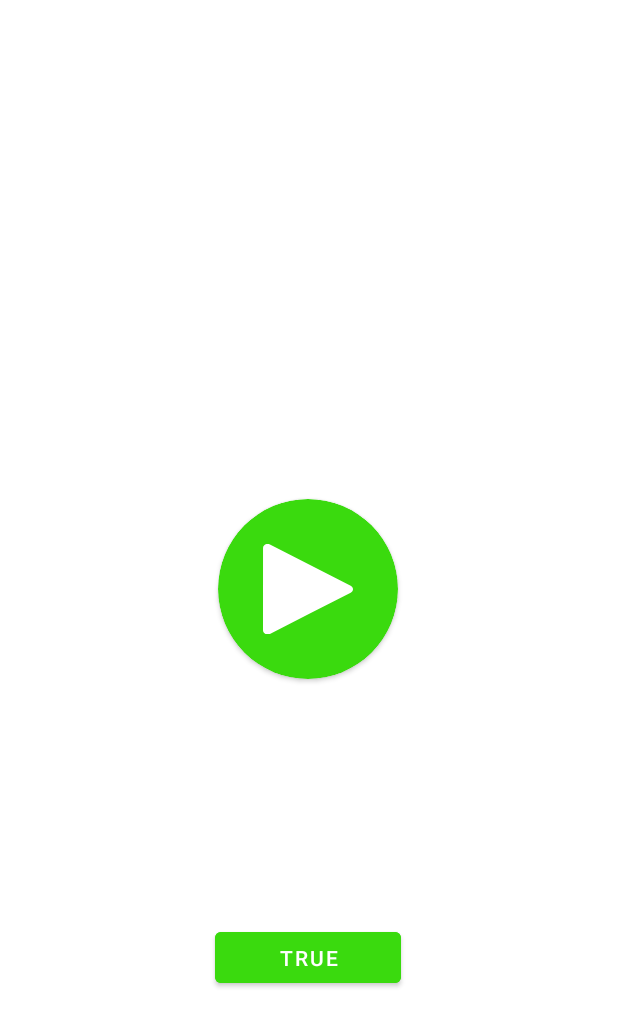
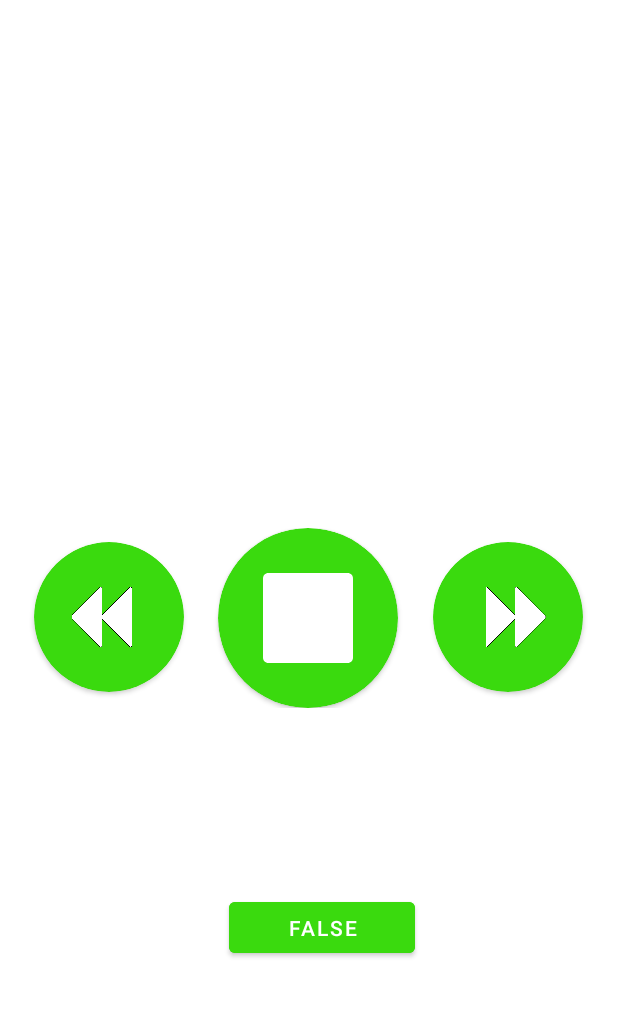
Before and after one commit to Abhijith-K-S/Breezi, an Android app: the screen it shows after launch (MainActivity), after a tap on "Action Button", on a phone screen of 412 x 824 dp. Shown: the top 1027 px of the screen. Run offline under Robolectric (Android 15) with nearby library versions, the light colour scheme and no system bars; 1 other tap on this screen came first.

Commit message:
Implemented stream change controls

```diff
--- a/app/src/main/AndroidManifest.xml
+++ b/app/src/main/AndroidManifest.xml
@@ -1,5 +1,6 @@
 <?xml version="1.0" encoding="utf-8"?>
 <manifest xmlns:android="http://schemas.android.com/apk/res/android"
+    xmlns:tools="http://schemas.android.com/tools"
     package="com.example.breezi">
     <uses-permission android:name="android.permission.INTERNET"/>
     <uses-permission android:name="android.permission.ACCESS_NETWORK_STATE"/>
@@ -10,7 +11,10 @@
         android:roundIcon="@mipmap/icon_round"
         android:supportsRtl="true"
         android:theme="@style/Theme.Breezi"
-        android:fullBackupContent="@xml/backup_descriptor">
+        android:networkSecurityConfig="@xml/network_security_config"
+        android:fullBackupContent="@xml/backup_descriptor"
+        tools:targetApi="n">
+
         <activity
             android:name=".MainActivity"
             android:theme="@style/Theme.Breezi.NoActionBar">
--- a/app/src/main/java/com/example/breezi/MainActivity.kt
+++ b/app/src/main/java/com/example/breezi/MainActivity.kt
@@ -20,6 +20,19 @@ import kotlinx.coroutines.GlobalScope
 import kotlinx.coroutines.launch
 
 class MainActivity : AppCompatActivity(), MediaPlayer.OnPreparedListener, MediaPlayer.OnErrorListener {
+    data class StreamData(val id: Int, val streamName: String, val streamURL: String)
+
+    private val streamList = listOf(
+        StreamData(0,"ChillSky", "https://lfhh.radioca.st/stream"),
+        StreamData(1,"Lauft FM", "https://lofi.stream.laut.fm/lofi"),
+        StreamData(2,"Planet Lofi","http://198.245.60.88:8080"),
+        StreamData(3,"KauteMusik FM Study","http://de-hz-fal-stream07.rautemusik.fm/study"),
+        StreamData(4,"BFlash","http://bardia.cloud:8000/stream/1/")
+    )
+
+    private val streamDataSize = streamList.size
+    private var streamIndex = 0
+
     private fun showToast(message: String)
     {
         val toast = Toast.makeText(this,message,Toast.LENGTH_SHORT)
@@ -72,7 +85,10 @@ class MainActivity : AppCompatActivity(), MediaPlayer.OnPreparedListener, MediaP
     }
 
     private lateinit var actionButton: ImageView
+    private lateinit var prevButton: ImageView
+    private lateinit var nextButton: ImageView
     private lateinit var label: Button
+    private var isPlaying = false
 
     @SuppressLint("UseCompatLoadingForDrawables")
     @RequiresApi(Build.VERSION_CODES.LOLLIPOP)
@@ -82,29 +98,22 @@ class MainActivity : AppCompatActivity(), MediaPlayer.OnPreparedListener, MediaP
 
         //initialise media player and buttons
         actionButton = findViewById(R.id.actionButton)
+        prevButton = findViewById(R.id.prevButton)
+        nextButton = findViewById(R.id.nextButton)
         label = findViewById(R.id.air)
         actionButton.setImageDrawable(getDrawable(R.drawable.play_to_stop_anim))
 
-        var mediaPlayer : MediaPlayer? = null
-        mediaPlayer?.setOnPreparedListener(this)
+        var mediaPlayer: MediaPlayer? = null
 
-        //stream URL's
-        val streamURL = arrayOf(
-            "https://lfhh.radioca.st/stream",
-            "http://66.228.41.10:8000/http://thirtythree-45.com:8000")
-
-        //stream controls
-        actionButton.setOnClickListener()
+        //function to control playback
+        fun playStream()
         {
             if(!isOnline(this))
                 showToast("Please Check Your Network Connection")
 
-            else if(mediaPlayer==null || !mediaPlayer!!.isPlaying) {
+            else if(!isPlaying) {
                 GlobalScope.launch(Dispatchers.IO) {
-                    this@MainActivity.runOnUiThread {
-                        actionButton.isEnabled = false
-                    }
-
+                    isPlaying = true
                     mediaPlayer = MediaPlayer().apply {
                         setAudioAttributes(
                             AudioAttributes.Builder()
@@ -112,7 +121,7 @@ class MainActivity : AppCompatActivity(), MediaPlayer.OnPreparedListener, MediaP
                                 .setUsage(AudioAttributes.USAGE_MEDIA)
                                 .build()
                         )
-                        setDataSource(streamURL[0])
+                        setDataSource(streamList[streamIndex].streamURL)
                         setOnPreparedListener(this@MainActivity)
                         setOnErrorListener(this@MainActivity)
                         prepareAsync()
@@ -125,6 +134,7 @@ class MainActivity : AppCompatActivity(), MediaPlayer.OnPreparedListener, MediaP
                 GlobalScope.launch(Dispatchers.IO) {
                     if(mediaPlayer!=null)
                         mediaPlayer?.reset()
+                    isPlaying = false
                     this@MainActivity.runOnUiThread {
                         label.text = mediaPlayer!!.isPlaying.toString()
                     }
@@ -133,21 +143,55 @@ class MainActivity : AppCompatActivity(), MediaPlayer.OnPreparedListener, MediaP
                 buttonAnimation(actionButton,"stp")
             }
         }
+
+        //stream controls
+        actionButton.setOnClickListener()
+        {
+            playStream()
+        }
+
+        prevButton.setOnClickListener()
+        {
+            if(isOnline(this)) {
+                GlobalScope.launch(Dispatchers.IO)
+                {
+                    streamIndex = (streamDataSize + streamIndex - 1) % streamDataSize
+                    mediaPlayer?.reset()
+                }
+                buttonAnimation(actionButton, "stp")
+                playStream()
+            }
+            else
+                showToast("No Connection")
+        }
+
+        nextButton.setOnClickListener()
+        {
+            if(isOnline(this)) {
+                GlobalScope.launch(Dispatchers.IO)
+                {
+                    streamIndex = (streamIndex + 1) % streamDataSize
+                    mediaPlayer?.reset()
+                }
+                buttonAnimation(actionButton, "stp")
+                playStream()
+            }
+            else
+                showToast("No Connection")
+        }
     }
 
     override fun onPrepared(mediaPlayer: MediaPlayer?) {
         mediaPlayer?.start()
-        actionButton.isEnabled = true
-        label.text = mediaPlayer?.isPlaying.toString()
+        label.text = streamList[streamIndex].streamName
     }
 
     @RequiresApi(Build.VERSION_CODES.LOLLIPOP)
     override fun onError(p0: MediaPlayer?, p1: Int, p2: Int): Boolean {
         showToast("MediaPlayer Error: $p1")
         p0?.reset()
+        isPlaying = false
         buttonAnimation(actionButton,"stp")
-        if(!actionButton.isEnabled)
-            actionButton.isEnabled = true
         label.text = p0?.isPlaying.toString()
         return true
     }
--- a/app/src/main/res/layout/activity_main.xml
+++ b/app/src/main/res/layout/activity_main.xml
@@ -6,18 +6,51 @@
     android:layout_height="match_parent"
     tools:context=".MainActivity">
 
+    <androidx.constraintlayout.widget.ConstraintLayout
+        android:id="@+id/constraintLayout"
+        android:layout_width="match_parent"
+        android:layout_height="wrap_content"
+        app:layout_constraintBottom_toBottomOf="parent"
+        app:layout_constraintTop_toTopOf="parent"
+        tools:layout_editor_absoluteX="29dp">
+
         <androidx.cardview.widget.CardView
-        android:id="@+id/cardView"
+            android:id="@+id/prevButtonCardView"
+            android:layout_width="100dp"
+            android:layout_height="100dp"
+            android:backgroundTint="@color/green"
+            app:cardCornerRadius="60dp"
+            app:layout_constraintBottom_toBottomOf="parent"
+            app:layout_constraintEnd_toStartOf="@+id/playBackCardView"
+            app:layout_constraintStart_toStartOf="parent"
+            app:layout_constraintTop_toTopOf="parent"
+            app:layout_constraintVertical_bias="0.473"
+            tools:targetApi="lollipop">
+
+            <ImageView
+                android:id="@+id/prevButton"
+                android:layout_width="match_parent"
+                android:layout_height="match_parent"
+                android:layout_marginLeft="@dimen/button_offset2"
+                android:layout_marginTop="@dimen/button_margin"
+                android:layout_marginRight="@dimen/button_offset"
+                android:layout_marginBottom="@dimen/button_margin"
+                android:src="@drawable/prev"
+                android:contentDescription="@string/prev_button_content_description" />
+        </androidx.cardview.widget.CardView>
+
+        <androidx.cardview.widget.CardView
+            android:id="@+id/playBackCardView"
             android:layout_width="120dp"
             android:layout_height="120dp"
             android:backgroundTint="@color/green"
             app:cardCornerRadius="60dp"
             app:layout_constraintBottom_toBottomOf="parent"
             app:layout_constraintEnd_toEndOf="parent"
-        app:layout_constraintHorizontal_bias="0.497"
+            app:layout_constraintHorizontal_bias="0.498"
             app:layout_constraintStart_toStartOf="parent"
             app:layout_constraintTop_toTopOf="parent"
-        app:layout_constraintVertical_bias="0.473"
+            app:layout_constraintVertical_bias="0.0"
             tools:targetApi="lollipop">
 
             <ImageView
@@ -31,17 +64,45 @@
                 android:contentDescription="@string/action_button_content_description" />
         </androidx.cardview.widget.CardView>
 
+        <androidx.cardview.widget.CardView
+            android:id="@+id/nextButtonCardView"
+            android:layout_width="100dp"
+            android:layout_height="100dp"
+            android:backgroundTint="@color/green"
+            app:cardCornerRadius="60dp"
+            app:layout_constraintBottom_toBottomOf="parent"
+            app:layout_constraintEnd_toEndOf="parent"
+            app:layout_constraintStart_toEndOf="@+id/playBackCardView"
+            app:layout_constraintTop_toTopOf="parent"
+            app:layout_constraintVertical_bias="0.473"
+            tools:targetApi="lollipop">
+
+            <ImageView
+                android:id="@+id/nextButton"
+                android:layout_width="match_parent"
+                android:layout_height="match_parent"
+                android:layout_marginLeft="@dimen/button_offset"
+                android:layout_marginTop="@dimen/button_margin"
+                android:layout_marginRight="@dimen/button_offset2"
+                android:layout_marginBottom="@dimen/button_margin"
+                android:src="@drawable/next"
+                android:contentDescription="@string/next_button_content_description" />
+        </androidx.cardview.widget.CardView>
+
+    </androidx.constraintlayout.widget.ConstraintLayout>
+
     <Button
         android:id="@+id/air"
         android:layout_width="124dp"
         android:layout_height="46dp"
+        android:layout_marginBottom="60dp"
         android:backgroundTint="@color/green"
         android:text="@string/test"
         app:layout_constraintBottom_toBottomOf="parent"
         app:layout_constraintEnd_toEndOf="parent"
-        app:layout_constraintHorizontal_bias="0.498"
+        app:layout_constraintHorizontal_bias="0.529"
         app:layout_constraintStart_toStartOf="parent"
-        app:layout_constraintTop_toBottomOf="@+id/cardView"
+        app:layout_constraintTop_toBottomOf="@+id/constraintLayout"
         tools:targetApi="lollipop" />
 
 </androidx.constraintlayout.widget.ConstraintLayout>
--- a/app/src/main/res/values/dimens.xml
+++ b/app/src/main/res/values/dimens.xml
@@ -1,4 +1,6 @@
 <resources>
     <dimen name="fab_margin">16dp</dimen>
     <dimen name="button_margin">30dp</dimen>
+    <dimen name="button_offset">30dp</dimen>
+    <dimen name="button_offset2">20dp</dimen>
 </resources>
--- a/app/src/main/res/values/strings.xml
+++ b/app/src/main/res/values/strings.xml
@@ -3,5 +3,7 @@
     <string name="title_activity_main">MainActivity</string>
 
     <string name="action_button_content_description">Action Button</string>
+    <string name="prev_button_content_description">Previous Button</string>
+    <string name="next_button_content_description">Next Button</string>
     <string name="test">offline</string>
 </resources>
--- /dev/null
+++ b/app/src/main/res/xml/network_security_config.xml
@@ -0,0 +1,8 @@
+<?xml version="1.0" encoding="utf-8"?>
+<network-security-config>
+    <base-config cleartextTrafficPermitted="true">
+        <trust-anchors>
+            <certificates src="system" />
+        </trust-anchors>
+    </base-config>
+</network-security-config>
```
Also changed, not shown: app/src/main/res/drawable/next.png (added), app/src/main/res/drawable/prev.png (added). Lines whose indentation alone changed are shown as unchanged.
